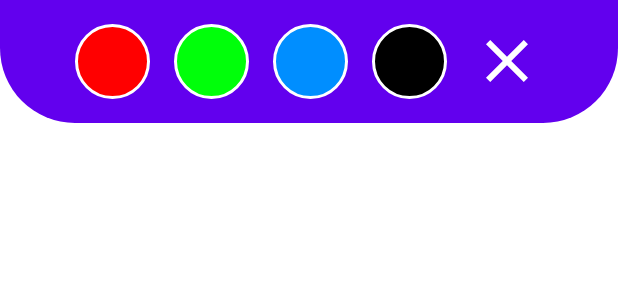
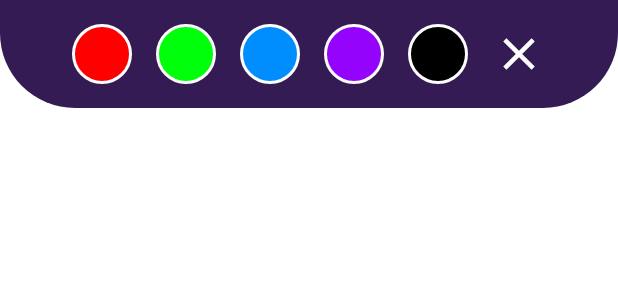
Before and after one commit to yigityesiladaa/android_paint_app, an Android app: the layout activity_main.xml on its own in the app's theme, with its tools: preview values and no code run, on a phone screen of 412 x 824 dp. Shown: the top 300 px of the screen. Run offline under Robolectric (Android 15) with nearby library versions, the phone set to English and light mode, and no system bars.

Commit message:
purple color implemented & toolbar color changed

```diff
--- a/app/src/main/java/com/paintapp/MainActivity.kt
+++ b/app/src/main/java/com/paintapp/MainActivity.kt
@@ -9,8 +9,8 @@ import android.view.View
 import com.paintapp.PaintView.Companion.colorList
 import com.paintapp.PaintView.Companion.pathList
 import com.paintapp.common.extensions.showToast
+import com.paintapp.PaintView.Companion.selectedBrushColor
 import com.paintapp.databinding.ActivityMainBinding
-import com.paintapp.PaintView.Companion.selectedBrushColor
 
 class MainActivity : AppCompatActivity() {
 
@@ -33,6 +33,7 @@ class MainActivity : AppCompatActivity() {
         binding.redColorPalette.setOnClickListener(redPaletteColorClickListener)
         binding.greenColorPalette.setOnClickListener(greenPaletteColorClickListener)
         binding.blueColorPalette.setOnClickListener(bluePaletteColorClickListener)
+        binding.purpleColorPalette.setOnClickListener(purplePaletteColorClickListener)
         binding.blackColorPalette.setOnClickListener(blackPaletteColorClickListener)
         binding.eraser.setOnClickListener(eraserClickListener)
     }
@@ -55,6 +56,12 @@ class MainActivity : AppCompatActivity() {
         currentColor(brush.color)
     }
 
+    private val purplePaletteColorClickListener = View.OnClickListener {
+        showToast("Purple Color Selected")
+        brush.color = Color.argb(100,148, 3, 252)
+        currentColor(brush.color)
+    }
+
     private val blackPaletteColorClickListener = View.OnClickListener {
         showToast("Black Color Selected")
         brush.color = Color.BLACK
--- a/app/src/main/res/drawable/baseline_clear_24.xml
+++ b/app/src/main/res/drawable/baseline_clear_24.xml
@@ -1,5 +1,5 @@
-<vector android:height="48dp" android:tint="#FFFFFF"
+<vector android:height="36dp" android:tint="#FFFFFF"
     android:viewportHeight="24" android:viewportWidth="24"
-    android:width="48dp" xmlns:android="http://schemas.android.com/apk/res/android">
+    android:width="36dp" xmlns:android="http://schemas.android.com/apk/res/android">
     <path android:fillColor="@android:color/white" android:pathData="M19,6.41L17.59,5 12,10.59 6.41,5 5,6.41 10.59,12 5,17.59 6.41,19 12,13.41 17.59,19 19,17.59 13.41,12z"/>
 </vector>
--- /dev/null
+++ b/app/src/main/res/drawable/purple_background.xml
@@ -0,0 +1,6 @@
+<?xml version="1.0" encoding="utf-8"?>
+<shape xmlns:android="http://schemas.android.com/apk/res/android">
+    <corners android:radius="50dp"/>
+    <stroke android:color="@color/white" android:width="2dp"/>
+    <solid android:color="@color/purple"/>
+</shape>
--- a/app/src/main/res/drawable/toolbar_background.xml
+++ b/app/src/main/res/drawable/toolbar_background.xml
@@ -1,5 +1,5 @@
 <?xml version="1.0" encoding="utf-8"?>
 <shape xmlns:android="http://schemas.android.com/apk/res/android">
     <corners android:bottomLeftRadius="50dp" android:bottomRightRadius="50dp"/>
-    <solid android:color="@color/purple_500"/>
+    <solid android:color="@color/toolbar_color"/>
 </shape>
--- a/app/src/main/res/layout/activity_main.xml
+++ b/app/src/main/res/layout/activity_main.xml
@@ -17,29 +17,36 @@
 
         <ImageButton
             android:id="@+id/redColorPalette"
-            android:layout_width="50dp"
-            android:layout_height="50dp"
+            android:layout_width="40dp"
+            android:layout_height="40dp"
             android:layout_margin="8dp"
             android:background="@drawable/red_background"/>
 
         <ImageButton
             android:id="@+id/greenColorPalette"
-            android:layout_width="50dp"
-            android:layout_height="50dp"
+            android:layout_width="40dp"
+            android:layout_height="40dp"
             android:layout_margin="8dp"
             android:background="@drawable/green_background"/>
 
         <ImageButton
             android:id="@+id/blueColorPalette"
-            android:layout_width="50dp"
-            android:layout_height="50dp"
+            android:layout_width="40dp"
+            android:layout_height="40dp"
             android:layout_margin="8dp"
             android:background="@drawable/blue_background"/>
 
         <ImageButton
+            android:id="@+id/purpleColorPalette"
+            android:layout_width="40dp"
+            android:layout_height="40dp"
+            android:layout_margin="8dp"
+            android:background="@drawable/purple_background"/>
+
+        <ImageButton
             android:id="@+id/blackColorPalette"
-            android:layout_width="50dp"
-            android:layout_height="50dp"
+            android:layout_width="40dp"
+            android:layout_height="40dp"
             android:layout_margin="8dp"
             android:background="@drawable/black_background"/>
 
--- a/app/src/main/res/values/colors.xml
+++ b/app/src/main/res/values/colors.xml
@@ -2,7 +2,8 @@
 <resources>
     <color name="purple_200">#FFBB86FC</color>
     <color name="purple_500">#FF6200EE</color>
-    <color name="purple_700">#FF3700B3</color>
+    <color name="purple_700">#FF6200EE</color>
+    <color name="purple_900">#4D2281</color>
     <color name="teal_200">#FF03DAC5</color>
     <color name="teal_700">#FF018786</color>
     <color name="black">#FF000000</color>
@@ -10,4 +11,6 @@
     <color name="red">#FF0000</color>
     <color name="green">#00FF0A</color>
     <color name="blue">#008EFF</color>
+    <color name="purple">#9403fc</color>
+    <color name="toolbar_color">#341B53</color>
 </resources>
--- a/app/src/main/res/values/themes.xml
+++ b/app/src/main/res/values/themes.xml
@@ -10,7 +10,7 @@
         <item name="colorSecondaryVariant">@color/teal_700</item>
         <item name="colorOnSecondary">@color/black</item>
         <!-- Status bar color. -->
-        <item name="android:statusBarColor">?attr/colorPrimaryVariant</item>
+        <item name="android:statusBarColor">@color/toolbar_color</item>
         <!-- Customize your theme here. -->
     </style>
 </resources>
```
